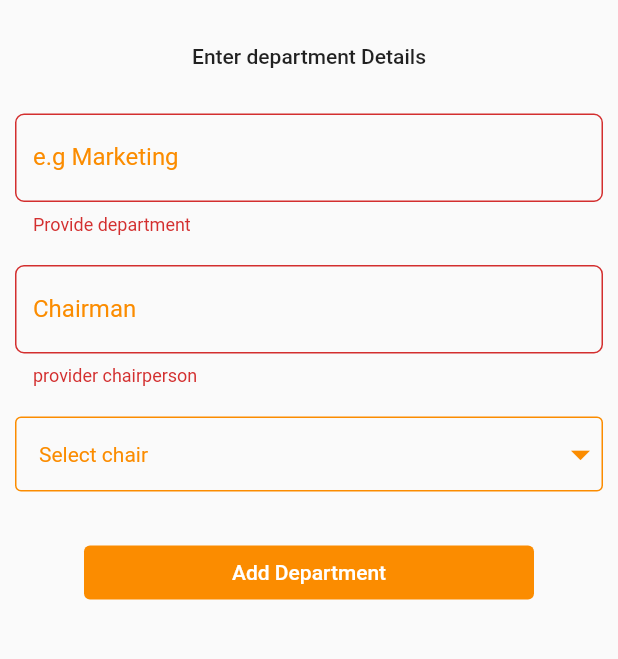
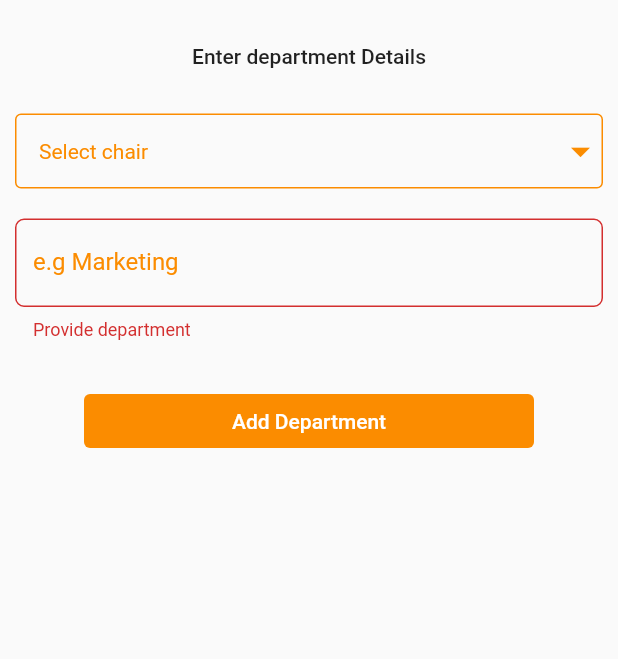
Before and after one commit to Brian-mula/profile, a Flutter app: the NewDepartment screen opened by its route, after a tap on "Add Department", on a phone screen of 412 x 824 dp, the part 161-820 px from its top. Run offline on Flutter 3.47's test engine with Material 2 defaults, Android fonts, the phone set to English and light mode, and no system bars; our stand-ins replace cloud_firestore, connectivity_plus, dropdown_button2, firebase_auth, firebase_core, flutter_riverpod and 3 more; accounts and stored records are empty; network calls fail.

Commit message:
completed new department page

```diff
--- a/lib/views/departments/new_department.dart
+++ b/lib/views/departments/new_department.dart
@@ -1,6 +1,7 @@
 import 'package:dropdown_button2/dropdown_button2.dart';
 import 'package:flutter/material.dart';
 import 'package:flutter_riverpod/flutter_riverpod.dart';
+import 'package:loading_animation_widget/loading_animation_widget.dart';
 import 'package:payroll/models/department_model.dart';
 import 'package:payroll/providers/departments_provider.dart';
 import 'package:payroll/providers/users_provider.dart';
@@ -14,7 +15,8 @@ class NewDepartment extends ConsumerStatefulWidget {
 
 class _NewDepartmentState extends ConsumerState<NewDepartment> {
   final _formKey = GlobalKey<FormState>();
-
+  String selectedchair = '';
+  bool _isLoading = false;
   @override
   Widget build(BuildContext context) {
     ThemeData theme = Theme.of(context);
@@ -25,7 +27,6 @@ class _NewDepartmentState extends ConsumerState<NewDepartment> {
 
     final allUsers = ref.watch(allUsersProvider);
 
-    String? selectedchair;
     return Scaffold(
         body: allUsers.when(
             data: (users) => Container(
@@ -65,32 +66,6 @@ class _NewDepartmentState extends ConsumerState<NewDepartment> {
                           key: _formKey,
                           child: Column(
                             children: [
-                              TextFormField(
-                                controller: name,
-                                decoration: fieldDecoration("e.g Marketing"),
-                                validator: (value) {
-                                  if (value == null || value.isEmpty) {
-                                    return "Provide department";
-                                  }
-                                  return null;
-                                },
-                              ),
-                              const SizedBox(
-                                height: 20,
-                              ),
-                              TextFormField(
-                                controller: chairperson,
-                                decoration: fieldDecoration("Chairman"),
-                                validator: (value) {
-                                  if (value == null || value.isEmpty) {
-                                    return "provider chairperson";
-                                  }
-                                  return null;
-                                },
-                              ),
-                              const SizedBox(
-                                height: 20,
-                              ),
                               DropdownButtonFormField2(
                                 decoration: InputDecoration(
                                     isDense: true,
@@ -118,9 +93,9 @@ class _NewDepartmentState extends ConsumerState<NewDepartment> {
                                           ),
                                         ))
                                     .toList(),
-                                onChanged: (value) {
+                                onChanged: (String? value) {
                                   setState(() {
-                                    selectedchair = value;
+                                    selectedchair = value!;
                                   });
                                 },
                                 dropdownStyleData: DropdownStyleData(
@@ -140,6 +115,31 @@ class _NewDepartmentState extends ConsumerState<NewDepartment> {
                                 )),
                               ),
                               const SizedBox(
+                                height: 20,
+                              ),
+                              TextFormField(
+                                controller: name,
+                                decoration: fieldDecoration("e.g Marketing"),
+                                validator: (value) {
+                                  if (value == null || value.isEmpty) {
+                                    return "Provide department";
+                                  }
+                                  return null;
+                                },
+                              ),
+
+                              // TextFormField(
+                              //   controller: chairperson,
+                              //   decoration: fieldDecoration("Chairman"),
+                              //   validator: (value) {
+                              //     if (value == null || value.isEmpty) {
+                              //       return "provider chairperson";
+                              //     }
+                              //     return null;
+                              //   },
+                              // ),
+
+                              const SizedBox(
                                 height: 30,
                               ),
                               SizedBox(
@@ -155,14 +155,26 @@ class _NewDepartmentState extends ConsumerState<NewDepartment> {
                                       if (_formKey.currentState!.validate()) {
                                         DepartmentModel departmentModel =
                                             DepartmentModel(
-                                                chairman: selectedchair!,
+                                                chairman: selectedchair,
                                                 name: name.text);
 
                                         await departments
                                             .newDepartment(departmentModel);
+                                        setState(() {
+                                          _isLoading = true;
+                                        });
+                                        Navigator.pushNamed(
+                                            context, '/departments');
                                       }
                                     },
-                                    child: const Text("Add Department")),
+                                    child: _isLoading
+                                        ? LoadingAnimationWidget.flickr(
+                                            leftDotColor:
+                                                const Color(0xFF0063DC),
+                                            rightDotColor:
+                                                const Color(0xFFFF0084),
+                                            size: 50)
+                                        : const Text("Add Department")),
                               )
                             ],
                           ))
--- a/pubspec.yaml
+++ b/pubspec.yaml
@@ -43,6 +43,7 @@ dependencies:
   google_sign_in: ^6.1.0
   cloud_firestore: ^4.5.1
   dropdown_button2: ^2.1.0
+  loading_animation_widget: ^1.2.0+4
 
 dev_dependencies:
   flutter_test:
```
Also changed, not shown: pubspec.lock.
